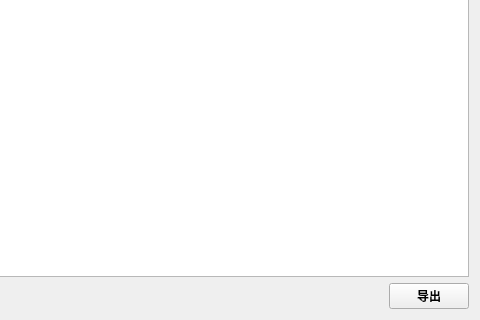
Old version of the form TID/param_view.ui in the repository Gaofei244617/TID; both pictures show x 329 to 809 and y 283 to 603 of the 809 by 603 pixel window.
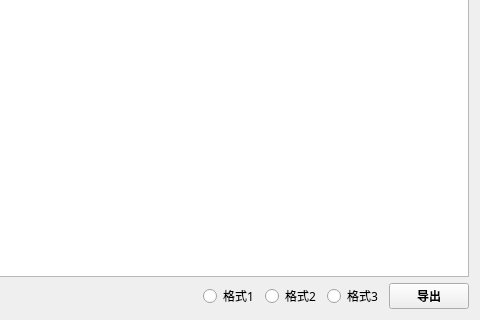
New version of the form.

Commit message: 添加格式化json字符串功能

Patch:
```diff
--- a/TID/param_view.ui
+++ b/TID/param_view.ui
@@ -41,6 +41,42 @@
        </property>
       </spacer>
      </item>
+     <item>
+      <widget class="QRadioButton" name="fmtBtn1">
+       <property name="font">
+        <font>
+         <family>微软雅黑</family>
+        </font>
+       </property>
+       <property name="text">
+        <string>格式1</string>
+       </property>
+      </widget>
+     </item>
+     <item>
+      <widget class="QRadioButton" name="fmtBtn2">
+       <property name="font">
+        <font>
+         <family>微软雅黑</family>
+        </font>
+       </property>
+       <property name="text">
+        <string>格式2</string>
+       </property>
+      </widget>
+     </item>
+     <item>
+      <widget class="QRadioButton" name="fmtBtn3">
+       <property name="font">
+        <font>
+         <family>微软雅黑</family>
+        </font>
+       </property>
+       <property name="text">
+        <string>格式3</string>
+       </property>
+      </widget>
+     </item>
      <item>
       <widget class="QPushButton" name="exportButton">
        <property name="font">
```
The commit also changes 4 other files.
